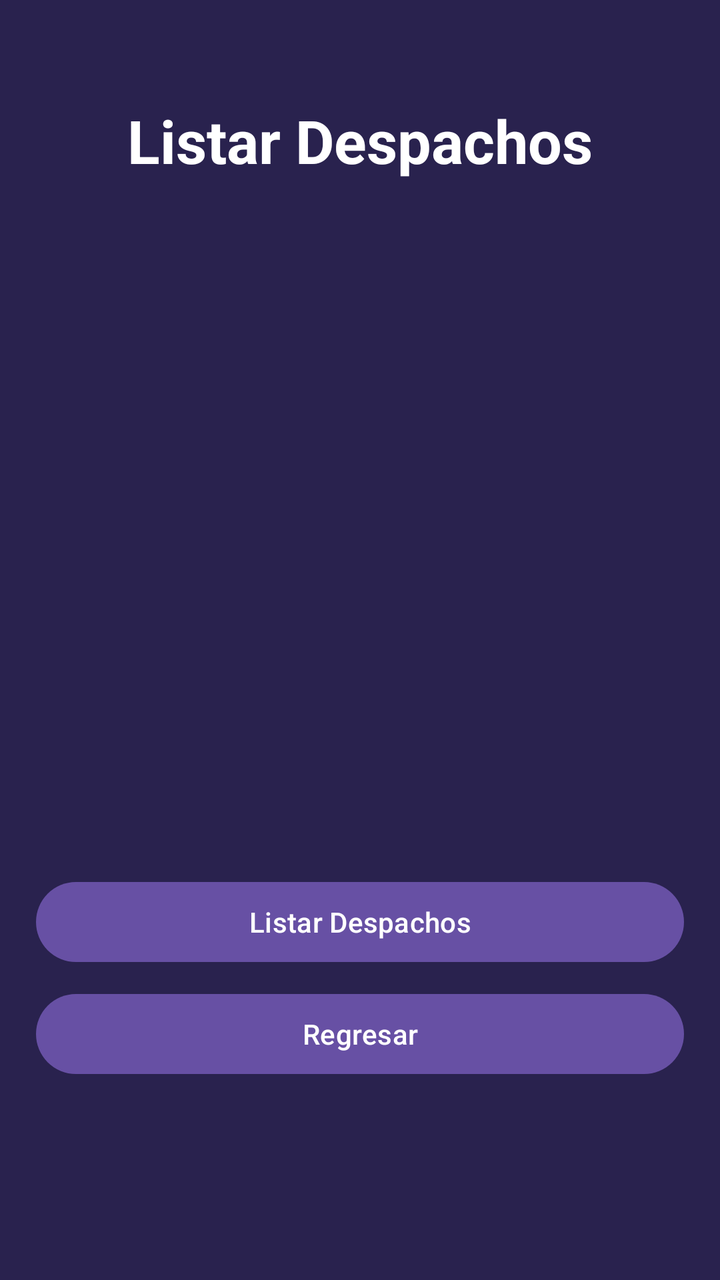
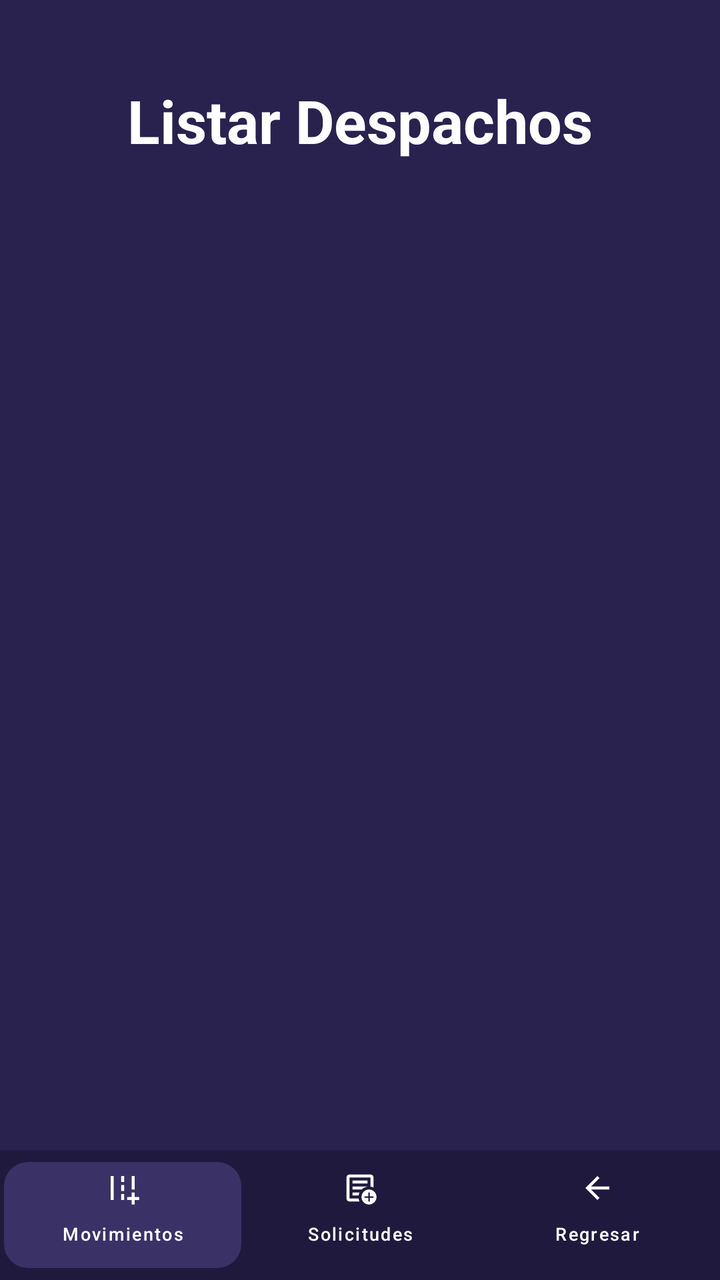

Compare the two renders of this Android layout. The source of the first and the diff that turns it into the second are given below.
<!-- AndroidManifest.xml: application theme Theme.AlcamenProyectoFinal -->
<!-- res/layout/activity_frm_listar_despacho.xml -->
<?xml version="1.0" encoding="utf-8"?>
<androidx.constraintlayout.widget.ConstraintLayout xmlns:android="http://schemas.android.com/apk/res/android"
    xmlns:app="http://schemas.android.com/apk/res-auto"
    xmlns:tools="http://schemas.android.com/tools"
    android:id="@+id/main"
    android:background="#29224E"
    android:layout_width="match_parent"
    android:layout_height="match_parent"
    tools:context=".Vista.frmListarDespacho">

    <TextView
        android:id="@+id/tvTituloListarDespacho"
        android:layout_width="wrap_content"
        android:layout_height="wrap_content"
        android:layout_marginTop="50dp"
        android:text="Listar Despachos"
        android:textColor="#FFFFFF"
        android:textSize="30sp"
        android:textStyle="bold"
        app:layout_constraintEnd_toEndOf="parent"
        app:layout_constraintStart_toStartOf="parent"
        app:layout_constraintTop_toTopOf="parent" />

    <LinearLayout
        android:layout_width="324dp"
        android:layout_height="wrap_content"
        android:orientation="vertical"
        app:layout_constraintBottom_toBottomOf="parent"
        app:layout_constraintEnd_toEndOf="parent"
        app:layout_constraintStart_toStartOf="parent"
        app:layout_constraintTop_toBottomOf="@+id/tvTituloListarDespacho"
        app:layout_constraintVertical_bias="0.3">

        <ScrollView
            android:layout_width="match_parent"
            android:layout_height="280dp"
            android:layout_marginBottom="24dp"
            android:fillViewport="true">

            <TextView
                android:id="@+id/txtListarDespacho"
                android:layout_width="match_parent"
                android:layout_height="wrap_content"
                android:padding="16dp"
                android:textColor="#FFFFFF"
                android:textSize="16sp" />
        </ScrollView>

        <Button
            android:id="@+id/ListarSolicitud"
            android:layout_width="match_parent"
            android:layout_height="wrap_content"
            android:onClick="btnListarDespachoss"
            android:text="Listar Despachos"
            android:layout_marginBottom="8dp" />

        <Button
            android:id="@+id/button49"
            android:layout_width="match_parent"
            android:layout_height="wrap_content"
            android:onClick="btnRegresar"
            android:text="Regresar" />
    </LinearLayout>

</androidx.constraintlayout.widget.ConstraintLayout>
<!-- resources referenced by this layout -->
<resources>
  <style name="Theme.AlcamenProyectoFinal" parent="Base.Theme.AlcamenProyectoFinal" />
  <style name="Base.Theme.AlcamenProyectoFinal" parent="Theme.Material3.DayNight.NoActionBar">
          
          
      </style>
</resources>

<!-- the commit's change to res/layout/activity_frm_listar_despacho.xml (unified diff, before → after) -->
@@ -3,16 +3,17 @@
     xmlns:app="http://schemas.android.com/apk/res-auto"
     xmlns:tools="http://schemas.android.com/tools"
     android:id="@+id/main"
-    android:background="#29224E"
     android:layout_width="match_parent"
     android:layout_height="match_parent"
-    tools:context=".Vista.frmListarDespacho">
+    android:background="#29224E"
+    tools:context=".Vista.frmListarDespachos">
 
+    
     <TextView
-        android:id="@+id/tvTituloListarDespacho"
+        android:id="@+id/tvTituloListarDespachos"
         android:layout_width="wrap_content"
         android:layout_height="wrap_content"
-        android:layout_marginTop="50dp"
+        android:layout_marginTop="40dp"
         android:text="Listar Despachos"
         android:textColor="#FFFFFF"
         android:textSize="30sp"
@@ -21,45 +22,166 @@
         app:layout_constraintStart_toStartOf="parent"
         app:layout_constraintTop_toTopOf="parent" />
 
+    
+    <androidx.recyclerview.widget.RecyclerView
+        android:id="@+id/rvDespachos"
+        android:layout_width="0dp"
+        android:layout_height="0dp"
+        android:layout_marginTop="20dp"
+        android:paddingHorizontal="16dp"
+        android:paddingBottom="10dp"
+        app:layout_constraintBottom_toTopOf="@+id/footerDespachos"
+        app:layout_constraintEnd_toEndOf="parent"
+        app:layout_constraintStart_toStartOf="parent"
+        app:layout_constraintTop_toBottomOf="@+id/tvTituloListarDespachos"
+        tools:listitem="@layout/item_despacho" />
+
+    
     <LinearLayout
-        android:layout_width="324dp"
-        android:layout_height="wrap_content"
-        android:orientation="vertical"
+        android:id="@+id/footerDespachos"
+        android:layout_width="match_parent"
+        android:layout_height="65dp"
+        android:background="#1F1A3D"
+        android:gravity="center_vertical"
+        android:orientation="horizontal"
+        android:paddingHorizontal="2dp"
         app:layout_constraintBottom_toBottomOf="parent"
         app:layout_constraintEnd_toEndOf="parent"
-        app:layout_constraintStart_toStartOf="parent"
-        app:layout_constraintTop_toBottomOf="@+id/tvTituloListarDespacho"
-        app:layout_constraintVertical_bias="0.3">
+        app:layout_constraintStart_toStartOf="parent">
 
-        <ScrollView
-            android:layout_width="match_parent"
-            android:layout_height="280dp"
-            android:layout_marginBottom="24dp"
-            android:fillViewport="true">
+        <com.google.android.material.button.MaterialButton
+            android:id="@+id/btnIngresoSalida"
+            style="@style/Widget.MaterialComponents.Button.UnelevatedButton"
+            android:layout_width="0dp"
+            android:layout_height="65dp"
+            android:layout_marginVertical="6dp"
+            android:layout_weight="1"
+            android:onClick="btnIngresoSalida"
+            android:paddingLeft="0dp"
+            android:paddingRight="0dp"
+            android:text="Movimientos"
+            android:textColor="@android:color/white"
+            android:textSize="9sp"
+            app:backgroundTint="#3A3266"
+            app:cornerRadius="12dp"
+            app:icon="@drawable/ic_swap_horiz"
+            app:iconGravity="top"
+            app:iconPadding="1dp"
+            app:iconSize="18dp"
+            app:iconTint="@android:color/white"
+            app:textAllCaps="false" />
 
-            <TextView
-                android:id="@+id/txtListarDespacho"
-                android:layout_width="match_parent"
-                android:layout_height="wrap_content"
-                android:padding="16dp"
-                android:textColor="#FFFFFF"
-                android:textSize="16sp" />
-        </ScrollView>
+        <com.google.android.material.button.MaterialButton
+            android:id="@+id/btnSolicitudes"
+            style="@style/Widget.MaterialComponents.Button.TextButton"
+            android:layout_width="0dp"
+            android:layout_height="match_parent"
+            android:layout_weight="1"
+            android:onClick="btnSolicitudes"
+            android:paddingLeft="0dp"
+            android:paddingRight="0dp"
+            android:text="Solicitudes"
+            android:textColor="@android:color/white"
+            android:textSize="9sp"
+            app:icon="@drawable/ic_note_add"
+            app:iconGravity="top"
+            app:iconPadding="1dp"
+            app:iconSize="18dp"
+            app:iconTint="@android:color/white"
+            app:textAllCaps="false" />
 
-        <Button
-            android:id="@+id/ListarSolicitud"
-            android:layout_width="match_parent"
-            android:layout_height="wrap_content"
-            android:onClick="btnListarDespachoss"
-            android:text="Listar Despachos"
-            android:layout_marginBottom="8dp" />
+        <com.google.android.material.button.MaterialButton
+            android:id="@+id/btnRegresarFooter"
+            style="@style/Widget.MaterialComponents.Button.TextButton"
+            android:layout_width="0dp"
+            android:layout_height="match_parent"
+            android:layout_weight="1"
+            android:onClick="btnRegresar"
+            android:paddingLeft="0dp"
+            android:paddingRight="0dp"
+            android:text="Regresar"
+            android:textColor="@android:color/white"
+            android:textSize="9sp"
+            app:icon="@drawable/ic_arrow_back"
+            app:iconGravity="top"
+            app:iconPadding="1dp"
+            app:iconSize="18dp"
+            app:iconTint="@android:color/white"
+            app:textAllCaps="false" />
 
-        <Button
-            android:id="@+id/button49"
-            android:layout_width="match_parent"
-            android:layout_height="wrap_content"
-            android:onClick="btnRegresar"
-            android:text="Regresar" />
     </LinearLayout>
 
 </androidx.constraintlayout.widget.ConstraintLayout>
+<!-- res/layout/item_despacho.xml (included above) -->
+<?xml version="1.0" encoding="utf-8"?>
+<com.google.android.material.card.MaterialCardView xmlns:android="http://schemas.android.com/apk/res/android"
+    xmlns:app="http://schemas.android.com/apk/res-auto"
+    android:layout_width="match_parent"
+    android:layout_height="wrap_content"
+    android:layout_marginVertical="6dp"
+    app:cardBackgroundColor="#3A3266"
+    app:cardCornerRadius="12dp"
+    app:cardElevation="2dp"
+    app:strokeWidth="0dp">
+
+    <LinearLayout
+        android:layout_width="match_parent"
+        android:layout_height="wrap_content"
+        android:orientation="vertical"
+        android:padding="16dp">
+
+        <TextView
+            android:id="@+id/tvCodigoDespacho"
+            android:layout_width="wrap_content"
+            android:layout_height="wrap_content"
+            android:text="Código Despacho: #"
+            android:textColor="#FFFFFF"
+            android:textSize="16sp"
+            android:textStyle="bold" />
+
+        <TextView
+            android:id="@+id/tvOperarioDespacho"
+            android:layout_width="wrap_content"
+            android:layout_height="wrap_content"
+            android:layout_marginTop="4dp"
+            android:text="Operario: -"
+            android:textColor="#E0E0E0"
+            android:textSize="14sp" />
+
+        <TextView
+            android:id="@+id/tvProductoDespacho"
+            android:layout_width="wrap_content"
+            android:layout_height="wrap_content"
+            android:layout_marginTop="2dp"
+            android:text="Producto: -"
+            android:textColor="#E0E0E0"
+            android:textSize="14sp" />
+
+        <LinearLayout
+            android:layout_width="match_parent"
+            android:layout_height="wrap_content"
+            android:layout_marginTop="4dp"
+            android:orientation="horizontal">
+
+            <TextView
+                android:id="@+id/tvSedeDespacho"
+                android:layout_width="0dp"
+                android:layout_height="wrap_content"
+                android:layout_weight="1"
+                android:text="Sede: -"
+                android:textColor="#B0B0B0"
+                android:textSize="13sp" />
+
+            <TextView
+                android:id="@+id/tvCantidadDespacho"
+                android:layout_width="wrap_content"
+                android:layout_height="wrap_content"
+                android:text="Cantidad: 0"
+                android:textColor="#4CAF50"
+                android:textSize="14sp"
+                android:textStyle="bold" />
+        </LinearLayout>
+
+    </LinearLayout>
+
+</com.google.android.material.card.MaterialCardView>
<!-- resource entries referenced after the edit -->
@@ -1,5 +1,23 @@
 <!-- resources referenced by this layout -->
 <resources>
+  <!-- drawable ic_arrow_back (drawable) -->
+  <vector xmlns:android="http://schemas.android.com/apk/res/android" android:autoMirrored="true" android:height="24dp" android:tint="#000000" android:viewportHeight="960" android:viewportWidth="960" android:width="24dp">
+        
+      <path android:fillColor="@android:color/white" android:pathData="M313,520L537,744L480,800L160,480L480,160L537,216L313,440L800,440L800,520L313,520Z"/>
+      
+  </vector>
+  <!-- drawable ic_note_add (drawable) -->
+  <vector xmlns:android="http://schemas.android.com/apk/res/android" android:height="24dp" android:tint="#000000" android:viewportHeight="960" android:viewportWidth="960" android:width="24dp">
+        
+      <path android:fillColor="@android:color/white" android:pathData="M200,840Q167,840 143.5,816.5Q120,793 120,760L120,200Q120,167 143.5,143.5Q167,120 200,120L760,120Q793,120 816.5,143.5Q840,167 840,200L840,468Q821,459 801,452.5Q781,446 760,443L760,200Q760,200 760,200Q760,200 760,200L200,200Q200,200 200,200Q200,200 200,200L200,760Q200,760 200,760Q200,760 200,760L442,760Q445,782 451.5,802Q458,822 467,840L200,840ZM200,720Q200,731 200,740.5Q200,750 200,760L200,760Q200,760 200,760Q200,760 200,760L200,200Q200,200 200,200Q200,200 200,200L200,200Q200,200 200,200Q200,200 200,200L200,443Q200,441 200,440.5Q200,440 200,440Q200,440 200,522Q200,604 200,720ZM280,680L443,680Q446,659 452.5,639Q459,619 467,600L280,600L280,680ZM280,520L524,520Q556,490 595.5,470Q635,450 680,443L680,440L280,440L280,520ZM280,360L680,360L680,280L280,280L280,360ZM720,920Q637,920 578.5,861.5Q520,803 520,720Q520,637 578.5,578.5Q637,520 720,520Q803,520 861.5,578.5Q920,637 920,720Q920,803 861.5,861.5Q803,920 720,920ZM700,840L740,840L740,740L840,740L840,700L740,700L740,600L700,600L700,700L600,700L600,740L700,740L700,840Z"/>
+      
+  </vector>
+  <!-- drawable ic_swap_horiz (drawable) -->
+  <vector xmlns:android="http://schemas.android.com/apk/res/android" android:height="24dp" android:tint="#000000" android:viewportHeight="960" android:viewportWidth="960" android:width="24dp">
+        
+      <path android:fillColor="@android:color/white" android:pathData="M720,920L720,800L600,800L600,720L720,720L720,600L800,600L800,720L920,720L920,800L800,800L800,920L720,920ZM720,520L720,160L800,160L800,520L720,520ZM160,800L160,160L240,160L240,800L160,800ZM440,320L440,160L520,160L520,320L440,320ZM440,560L440,400L520,400L520,560L440,560ZM440,800L440,640L520,640L520,800L440,800Z"/>
+      
+  </vector>
   <style name="Theme.AlcamenProyectoFinal" parent="Base.Theme.AlcamenProyectoFinal" />
   <style name="Base.Theme.AlcamenProyectoFinal" parent="Theme.Material3.DayNight.NoActionBar">
           
